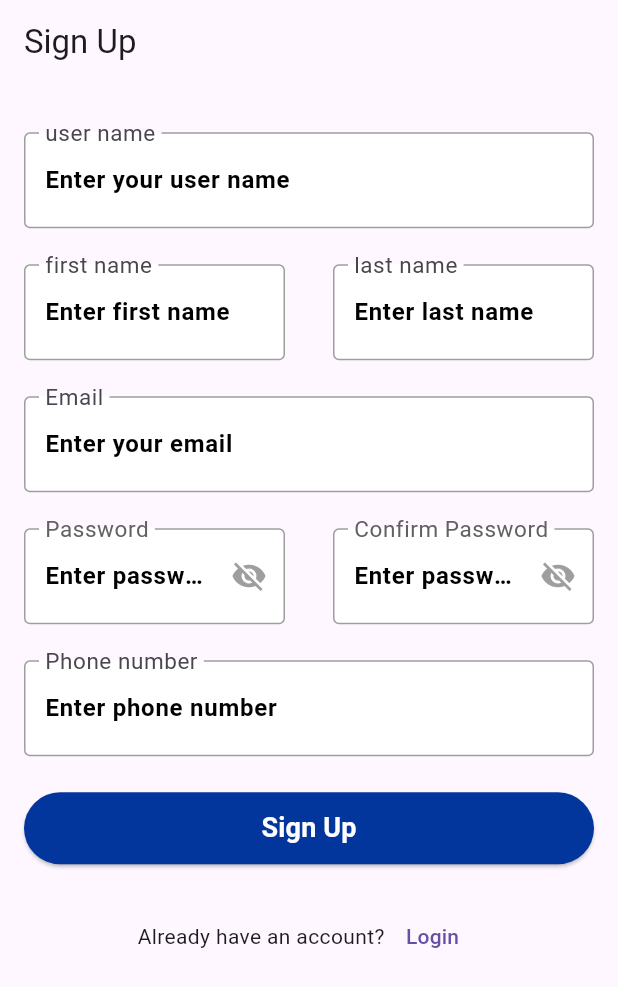
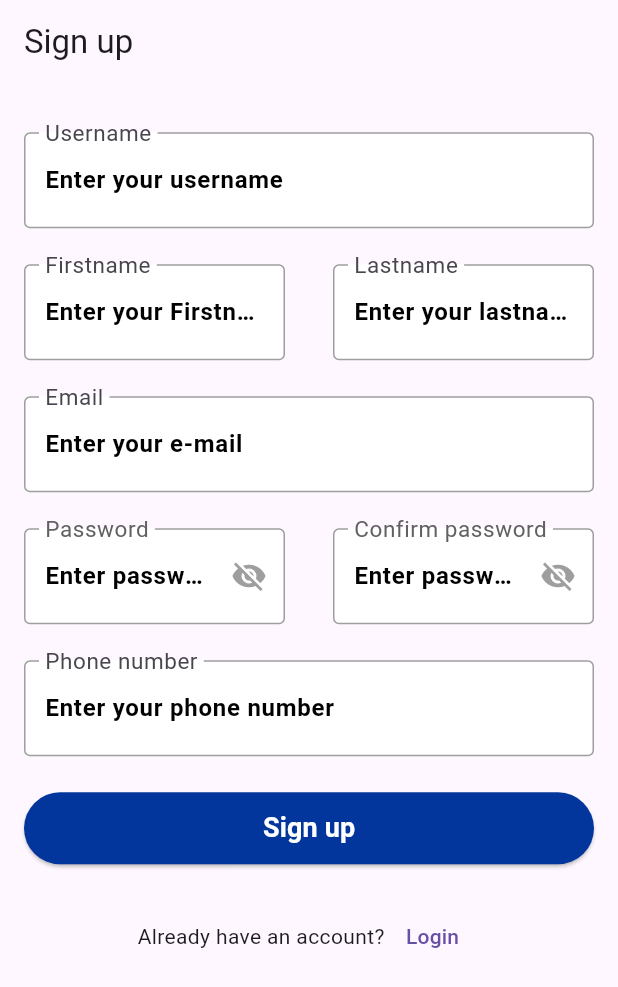
Before and after one commit to ahmedragaae0120/online_exam_app, a Flutter app: the screen it shows after launch, after a tap on "Login", after a tap on "Sign up", on a phone screen of 412 x 824 dp. Shown: the top 987 px of the screen. Run offline on Flutter 3.47's test engine with Material 3 defaults, Android fonts, the phone set to English and light mode, and no system bars; our stand-ins replace pinput.

Commit message:
Created AppStrings class adn updated the files with it

```diff
--- a/lib/Auth/Login/View/login_screen.dart
+++ b/lib/Auth/Login/View/login_screen.dart
@@ -3,7 +3,8 @@ import 'package:online_exam_app/Shared/Validator.dart';
 import 'package:online_exam_app/Shared/custom_button.dart';
 import 'package:online_exam_app/Shared/custom_password_text_field.dart';
 import 'package:online_exam_app/Shared/custom_text_field.dart';
-import 'package:online_exam_app/config.dart';
+import 'package:online_exam_app/utils/config.dart';
+import 'package:online_exam_app/utils/string_manager.dart';
 
 class LoginScreen extends StatefulWidget {
   const LoginScreen({super.key});
@@ -20,10 +21,9 @@ class _LoginScreenState extends State<LoginScreen> {
 
   void _validateAndLogin(BuildContext context) {
     if (_formKey.currentState!.validate()) {
-      Navigator.pushReplacementNamed(context, '/Homescreen');
+      Navigator.pushReplacementNamed(context, AppStrings.homeScreenRoute);
     } else {
       // Optionally handle validation failure
-      print('Validation failed');
     }
   }
 
@@ -35,7 +35,7 @@ class _LoginScreenState extends State<LoginScreen> {
       appBar: AppBar(
         backgroundColor: Colors.white,
         title: Text(
-          "Login",
+          AppStrings.login,
           style: TextStyle(
             color: Colors.black,
             fontSize: 24,
@@ -57,8 +57,8 @@ class _LoginScreenState extends State<LoginScreen> {
 
               /* Email Field */
               CustomTextField(
-                label: 'Email',
-                placeholder: 'Enter your email',
+                label: AppStrings.email,
+                placeholder: AppStrings.enterYourEmail,
                 controller: emailController,
                 validator: Validator.email,
               ),
@@ -66,7 +66,7 @@ class _LoginScreenState extends State<LoginScreen> {
 
               /* Password Field */
               CustomPasswordField(
-                label: 'Password',
+                label: AppStrings.password,
                 controller: passwordController,
                 validator: Validator.password,
               ),
@@ -87,7 +87,7 @@ class _LoginScreenState extends State<LoginScreen> {
                       },
                     ),
                     Text(
-                      "Remember me",
+                      AppStrings.rememberMe,
                       style:
                           TextStyle(fontSize: 13, fontWeight: FontWeight.w400),
                     ),
@@ -96,11 +96,11 @@ class _LoginScreenState extends State<LoginScreen> {
                       alignment: Alignment.centerRight,
                       child: TextButton(
                         onPressed: () {
-                          Navigator.pushNamed(
-                              context, '/EnterEmailForgetPassword');
+                          Navigator.pushNamed(context,
+                              AppStrings.enterEmailForgetPasswordScreenRoute);
                         },
                         child: Text(
-                          "Forget password?",
+                          AppStrings.forgetpassword,
                           style: TextStyle(
                             color: Colors.black,
                             decoration: TextDecoration.underline,
@@ -119,22 +119,26 @@ class _LoginScreenState extends State<LoginScreen> {
 
               /* Login Button */
               CustomButton(
-                  onTap: () => _validateAndLogin(context), text: 'Login'),
+                  onTap: () => _validateAndLogin(context),
+                  text: AppStrings.login),
               SizedBox(height: 20),
 
               /* Sign Up Option */
               Row(
                 mainAxisAlignment: MainAxisAlignment.center,
                 children: [
-                  Text("Don't have an account?"),
+                  Text(
+                    AppStrings.dontHaveAccount,
+                  ),
                   Padding(
                     padding: const EdgeInsets.only(left: 5),
                     child: TextButton(
                         onPressed: () {
-                          Navigator.pushReplacementNamed(context, '/SignUp');
+                          Navigator.pushReplacementNamed(
+                              context, AppStrings.singUpScreenRoute);
                         },
                         child: Text(
-                          "Sign up",
+                          AppStrings.signUp,
                           style: TextStyle(
                             color: Colors.blueAccent,
                             decoration: TextDecoration.underline,
--- a/lib/Auth/Sign_Up/View/sign_up_screen.dart
+++ b/lib/Auth/Sign_Up/View/sign_up_screen.dart
@@ -7,7 +7,8 @@ import 'package:online_exam_app/Shared/Validator.dart';
 import 'package:online_exam_app/Shared/custom_button.dart';
 import 'package:online_exam_app/Shared/custom_password_text_field.dart';
 import 'package:online_exam_app/Shared/custom_text_field.dart';
-import 'package:online_exam_app/config.dart';
+import 'package:online_exam_app/utils/config.dart';
+import 'package:online_exam_app/utils/string_manager.dart';
 
 class SignUpScreen extends StatefulWidget {
   static const routeName = "/sign_up_screen";
@@ -36,7 +37,7 @@ class _SignUpScreenState extends State<SignUpScreen> {
       key: _formKey,
       child: Scaffold(
         appBar: AppBar(
-          title: Text("Sign Up"),
+          title: Text(AppStrings.signUp),
         ),
         body: SingleChildScrollView(
           physics: BouncingScrollPhysics(),
@@ -47,41 +48,41 @@ class _SignUpScreenState extends State<SignUpScreen> {
             children: [
               SizedBox(height: Config.screenHight! * 0.01),
               CustomTextField(
-                  label: "user name",
-                  placeholder: "Enter your user name",
+                  label: AppStrings.userName,
+                  placeholder: AppStrings.enterUserName,
                   controller: userNameController,
                   validator: Validator.userName),
               Row(
                 children: [
                   CustomTextField(
-                    label: "first name",
-                    placeholder: "Enter first name",
+                    label: AppStrings.firstName,
+                    placeholder: AppStrings.enterYourFirstName,
                     validator: Validator.firstName,
                     controller: firstNameController,
                   ),
                   CustomTextField(
-                    label: "last name",
-                    placeholder: "Enter last name",
+                    label: AppStrings.lastName,
+                    placeholder: AppStrings.enterYourLastName,
                     controller: lastNameController,
                     validator: Validator.lastName,
                   ),
                 ],
               ),
               CustomTextField(
-                label: "Email",
-                placeholder: "Enter your email",
+                label: AppStrings.email,
+                placeholder: AppStrings.enterYourEmail,
                 controller: emailController,
                 validator: Validator.email,
               ),
               Row(
                 children: [
                   CustomPasswordField(
-                    label: "Password",
+                    label: AppStrings.password,
                     controller: passwordController,
                     validator: Validator.password,
                   ),
                   CustomPasswordField(
-                    label: "Confirm Password",
+                    label: AppStrings.confirmPassword,
                     controller: confirmPasswordController,
                     validator: (value) => Validator.confirmPassword(
                         value, passwordController.text),
@@ -89,26 +90,29 @@ class _SignUpScreenState extends State<SignUpScreen> {
                 ],
               ),
               CustomTextField(
-                label: "Phone number",
-                placeholder: "Enter phone number",
+                label: AppStrings.phoneNumber,
+                placeholder: AppStrings.enterYourPhoneNumber,
                 controller: phoneNumberController,
                 validator: Validator.phoneNumber,
               ),
               CustomButton(
                   onTap: () {
                     if (_formKey.currentState?.validate() ?? false) {
-                      log("Sign Up Successful");
+                      log(AppStrings.signUpSuccessfully);
                     }
                   },
-                  text: "Sign Up"),
+                  text: AppStrings.signUp),
               Row(
                 mainAxisAlignment: MainAxisAlignment.center,
                 children: [
-                  Text("Already have an account?"),
+                  Text(
+                    AppStrings.alreadyHaveAnAccount,
+                  ),
                   TextButton(
-                    child: Text("Login"),
+                    child: Text(AppStrings.login),
                     onPressed: () {
-                      Navigator.pushReplacementNamed(context, '/Login');
+                      Navigator.pushReplacementNamed(
+                          context, AppStrings.loginScreenRoute);
                     },
                   ),
                 ],
--- a/lib/Profile_Details/View/profile_details_screen.dart
+++ b/lib/Profile_Details/View/profile_details_screen.dart
@@ -7,6 +7,7 @@ import 'package:online_exam_app/Shared/Validator.dart';
 import 'package:online_exam_app/Shared/custom_button.dart';
 import 'package:online_exam_app/Shared/custom_password_text_field.dart';
 import 'package:online_exam_app/Shared/custom_text_field.dart';
+import 'package:online_exam_app/utils/string_manager.dart';
 
 class ProfileDetailsScreen extends StatefulWidget {
   const ProfileDetailsScreen({super.key});
@@ -32,7 +33,7 @@ class _ProfileDetailsScreenState extends State<ProfileDetailsScreen> {
           backgroundColor: Colors.transparent,
           elevation: 0,
           title: Text(
-            'Profile',
+            AppStrings.profile,
             style: TextStyle(
               color: Colors.black,
               fontSize: 30,
@@ -93,7 +94,7 @@ class _ProfileDetailsScreenState extends State<ProfileDetailsScreen> {
                 /*                             User Name TextField                            */
                 /* -------------------------------------------------------------------------- */
                 CustomTextField(
-                  label: 'User Name',
+                  label: AppStrings.userName,
                   placeholder: 'Mohamed123',
                   controller: userNameController,
                   validator: Validator.userName,
@@ -112,7 +113,7 @@ class _ProfileDetailsScreenState extends State<ProfileDetailsScreen> {
                 Row(
                   children: [
                     CustomTextField(
-                      label: 'First name',
+                      label: AppStrings.firstName,
                       placeholder: 'Mohamed',
                       validator: Validator.firstName,
                       controller: firstNameController,
@@ -121,7 +122,7 @@ class _ProfileDetailsScreenState extends State<ProfileDetailsScreen> {
                       width: 15,
                     ),
                     CustomTextField(
-                      label: 'Last name',
+                      label: AppStrings.lastName,
                       placeholder: 'Ahmed',
                       controller: lastNameController,
                       validator: Validator.lastName,
@@ -137,7 +138,7 @@ class _ProfileDetailsScreenState extends State<ProfileDetailsScreen> {
                 /*                               Email TextField                              */
                 /* -------------------------------------------------------------------------- */
                 CustomTextField(
-                  label: 'Email',
+                  label: AppStrings.email,
                   placeholder: 'Mohamed.Ahmed@gmail.com',
                   controller: emailController,
                   validator: Validator.email,
@@ -152,7 +153,7 @@ class _ProfileDetailsScreenState extends State<ProfileDetailsScreen> {
                 /*                             Password TextField                             */
                 /* -------------------------------------------------------------------------- */
                 CustomPasswordField(
-                  label: 'Password',
+                  label: AppStrings.password,
                   controller: passwordController,
                   validator: Validator.password,
                 ),
@@ -167,7 +168,7 @@ class _ProfileDetailsScreenState extends State<ProfileDetailsScreen> {
                 /*                           Phone Number TextField                           */
                 /* -------------------------------------------------------------------------- */
                 CustomTextField(
-                  label: 'Phone Number',
+                  label: AppStrings.phoneNumber,
                   placeholder: '1212312312433',
                   controller: phoneNumberController,
                   validator: Validator.phoneNumber,
@@ -186,10 +187,10 @@ class _ProfileDetailsScreenState extends State<ProfileDetailsScreen> {
                 CustomButton(
                     onTap: () {
                       if (_formKey.currentState?.validate() ?? false) {
-                        log("Updates has been done Successful");
+                        log(AppStrings.updatesDoneSucceffully);
                       }
                     },
-                    text: 'Update'),
+                    text: AppStrings.update),
 
                 /* -------------------------------------------------------------------------- */
               ],
--- a/lib/Shared/Validator.dart
+++ b/lib/Shared/Validator.dart
@@ -1,81 +1,82 @@
 // ignore_for_file: file_names
 
-import 'package:online_exam_app/constants.dart';
+import 'package:online_exam_app/utils/constants.dart';
+import 'package:online_exam_app/utils/string_manager.dart';
 
 class Validator {
   static String? email(String? value) {
     if (value == null || value.isEmpty) {
-      return 'Email cannot be empty';
+      return AppStrings.emailCantBeEmpty;
     }
     if (!RegExp(Constants.regExValidateEmail).hasMatch(value)) {
-      return 'Enter a valid email address';
+      return AppStrings.enterValidEmailAddress;
     }
     return null;
   }
 
   static String? password(String? value) {
     if (value == null || value.isEmpty) {
-      return "Password cannot be empty";
+      return AppStrings.passwordCantBeEmpty;
     }
     if (value.length < 6) {
-      return "Password must be at least 6 characters";
+      return AppStrings.passwordMustBeAtLeast6Characters;
     }
     if (!RegExp(r'[A-Z]').hasMatch(value)) {
-      return "Password must contain at least one uppercase letter";
+      return AppStrings.passwordMustContainAtLeastOneUppercaseLetter;
     }
     if (!RegExp(r'[0-9]').hasMatch(value)) {
-      return "Password must contain at least one number";
+      return AppStrings.passwordMustContainAtLeastOneNumber;
     }
     return null;
   }
 
   static String? confirmPassword(String? value, String password) {
     if (value == null || value.isEmpty) {
-      return "Password cannot be empty";
+      return AppStrings.passwordCantBeEmpty;
     }
 
     if (value != password) {
-      return "Passwords do not match";
+      return AppStrings.passwordsDoNotMatch;
     }
     return null;
   }
 
   static String? userName(String? value) {
     if (value == null || value.isEmpty) {
-      return 'User name cannot be empty';
+      return AppStrings.userNameCannotBeEmpty;
     }
     if (value.length > 20) {
-      return 'User name cannot be more than 20 characters';
+      return AppStrings.userNameCannotBeMoreThan20Characters;
     }
     return null;
   }
 
   static String? firstName(String? value) {
     if (value == null || value.isEmpty) {
-      return 'First name cannot be empty';
+      return AppStrings.firstNameCannotBeEmpty;
     }
     if (value.length > 20) {
-      return 'First name cannot be more than 20 characters';
+      return AppStrings.firstNameCannotBeMoreThan20Characters;
     }
     return null;
   }
 
   static String? lastName(String? value) {
     if (value == null || value.isEmpty) {
-      return 'Last name cannot be empty';
+      return AppStrings.lastNameCannotBeEmpty;
     }
     if (value.length > 20) {
-      return 'Last name cannot be more than 20 characters';
+      return AppStrings.lastNameCannotBeMoreThan20Characters;
     }
     return null;
   }
 
   static String? phoneNumber(String? value) {
     if (value == null || value.isEmpty) {
-      return 'Phone number cannot be empty';
+      return AppStrings.phoneNumberCannotBeEmpty;
     }
     if (value.length > 20) {
-      return 'Phone number cannot be more than 20 characters';
+      return AppStrings.phoneNumberCannotBeMoreThan20Characters;
     }
     return null;
   }
--- a/lib/Shared/custom_button.dart
+++ b/lib/Shared/custom_button.dart
@@ -6,7 +6,7 @@ class CustomButton extends StatelessWidget {
   final String text;
   final VoidCallback onTap;
 
-  CustomButton({super.key, required this.onTap, required this.text});
+  const CustomButton({super.key, required this.onTap, required this.text});
 
   @override
   Widget build(BuildContext context) {
--- a/lib/main.dart
+++ b/lib/main.dart
@@ -6,6 +6,7 @@ import 'package:online_exam_app/Auth/Login/View/login_screen.dart';
 import 'package:online_exam_app/Auth/Sign_Up/View/sign_up_screen.dart';
 import 'package:online_exam_app/home_screen.dart';
 import 'package:online_exam_app/Profile_Details/View/profile_details_screen.dart';
+import 'package:online_exam_app/utils/string_manager.dart';
 
 void main() {
   runApp(const MyApp());
@@ -21,13 +22,16 @@ class MyApp extends StatelessWidget {
       debugShowCheckedModeBanner: false,
       home: LoginScreen(),
       routes: {
-        '/Homescreen': (context) => HomeScreen(),
-        '/Login': (context) => LoginScreen(),
-        '/SignUp': (context) => SignUpScreen(),
-        '/ProfileDetails': (context) => ProfileDetailsScreen(),
-        '/EnterEmailForgetPassword': (context) => EnterEmailForgetPassword(),
-        '/EmailVerification': (context) => EmailVerification(),
-        '/PutNewPassword': (context) => PutNewPassword(),
+        AppStrings.homeScreenRoute: (context) => HomeScreen(),
+        AppStrings.loginScreenRoute: (context) => LoginScreen(),
+        AppStrings.singUpScreenRoute: (context) => SignUpScreen(),
+        AppStrings.profileDetailsScreenRoute: (context) =>
+            ProfileDetailsScreen(),
+        AppStrings.enterEmailForgetPasswordScreenRoute: (context) =>
+            EnterEmailForgetPassword(),
+        AppStrings.emailVerificationScreenRoute: (context) =>
+            EmailVerification(),
+        AppStrings.putNewPasswordScreenRoute: (context) => PutNewPassword(),
       },
     );
   }
--- /dev/null
+++ b/lib/utils/string_manager.dart
@@ -0,0 +1,88 @@
+class AppStrings {
+  /* -------------------------------------------------------------------------- */
+  /*                          APPLICATION TEXT STRINGS                          */
+  /* -------------------------------------------------------------------------- */
+  static const String login = "Login";
+  static const String email = "Email";
+  static const String enterYourEmail = "Enter your e-mail";
+  static const String password = "Password";
+  static const String rememberMe = "Remember me";
+  static const String forgetpassword = "Forget password?";
+  static const String dontHaveAccount = "Don't have account?";
+  /* -------------------------------------------------------------------------- */
+  /* -------------------------------------------------------------------------- */
+  static const String signUp = "Sign up";
+  static const String userName = "Username";
+  static const String enterUserName = "Enter your username";
+  static const String firstName = "Firstname";
+  static const String enterYourFirstName = "Enter your Firstname";
+  static const String lastName = "Lastname";
+  static const String enterYourLastName = "Enter your lastname";
+  static const String confirmPassword = "Confirm password";
+  static const String phoneNumber = "Phone number";
+  static const String enterYourPhoneNumber = "Enter your phone number";
+  static const String signUpSuccessfully = "Sign Up successful";
+  static const String alreadyHaveAnAccount = "Already have an account?";
+  /* -------------------------------------------------------------------------- */
+  /* -------------------------------------------------------------------------- */
+  static const String profile = "Profile";
+  static const String updatesDoneSucceffully =
+      "Updates has been done Successful";
+  static const String update = "Update";
+  /* -------------------------------------------------------------------------- */
+  /* -------------------------------------------------------------------------- */
+  static const String emailVerification = "Email verification";
+  static const String sendedCode = '''
+Please enter your code that send to your
+ email address''';
+  static const String dontRecieveCode = "Don't recieved code?";
+  static const String resend = "Resend";
+  static const String pleaseEnterEmailsAssociatedToUrAccount =
+      ''' Please enter your email associated to
+your account''';
+  static const String continu = "Continue";
+  static const String newPassword = "New Password";
+  static const String passwordvalid =
+      '''Password must not be empty and must contain
+6 characters with an uppercase letter and one
+number at least''';
+  static const String resetPassword = "Reset password";
+
+  /* -------------------------------------------------------------------------- */
+  /*                               Validator Text                               */
+  /* -------------------------------------------------------------------------- */
+  static const String emailCantBeEmpty = "Email cannot be empty";
+  static const String enterValidEmailAddress = "Enter a valid email address";
+  static const String passwordCantBeEmpty = "Password cannot be empty";
+  static const String passwordMustBeAtLeast6Characters =
+      "Password must be at least 6 characters";
+  static const String passwordMustContainAtLeastOneUppercaseLetter =
+      "Password must contain at least one uppercase letter";
+  static const String passwordMustContainAtLeastOneNumber =
+      "Password must contain at least one number";
+  static const String passwordsDoNotMatch = "Passwords do not match";
+  static const String userNameCannotBeEmpty = "User name cannot be empty";
+  static const String userNameCannotBeMoreThan20Characters =
+      "User name cannot be more than 20 characters";
+  static const String firstNameCannotBeEmpty = "First name cannot be empty";
+  static const String firstNameCannotBeMoreThan20Characters =
+      "First name cannot be more than 20 characters";
+  static const String lastNameCannotBeEmpty = "Last name cannot be empty";
+  static const String lastNameCannotBeMoreThan20Characters =
+      "Last name cannot be more than 20 characters";
+  static const String phoneNumberCannotBeEmpty = "Phone number cannot be empty";
+  static const String phoneNumberCannotBeMoreThan20Characters =
+      "Phone number cannot be more than 20 characters";
+
+  /* -------------------------------------------------------------------------- */
+  /*                         APPLICATION ROUTES STRINGS                         */
+  /* -------------------------------------------------------------------------- */
+  static const String homeScreenRoute = '/Homescreen';
+  static const String loginScreenRoute = '/Login';
+  static const String singUpScreenRoute = '/SignUp';
+  static const String profileDetailsScreenRoute = '/ProfileDetails';
+  static const String enterEmailForgetPasswordScreenRoute =
+      '/EnterEmailForgetPassword';
+  static const String emailVerificationScreenRoute = '/EmailVerification';
+  static const String putNewPasswordScreenRoute = '/PutNewPassword';
+}
```
Also changed, not shown: lib/Auth/Forget Password/View/EmailVerifecation.dart (+7 -10 lines), lib/Auth/Forget Password/View/EnterEmailForPasswordReset.dart (+11 -12 lines), lib/Auth/Forget Password/View/PutNewPassword.dart (+8 -11 lines), lib/utils/config.dart (renamed from lib/config.dart), lib/utils/constants.dart (renamed from lib/constants.dart).
